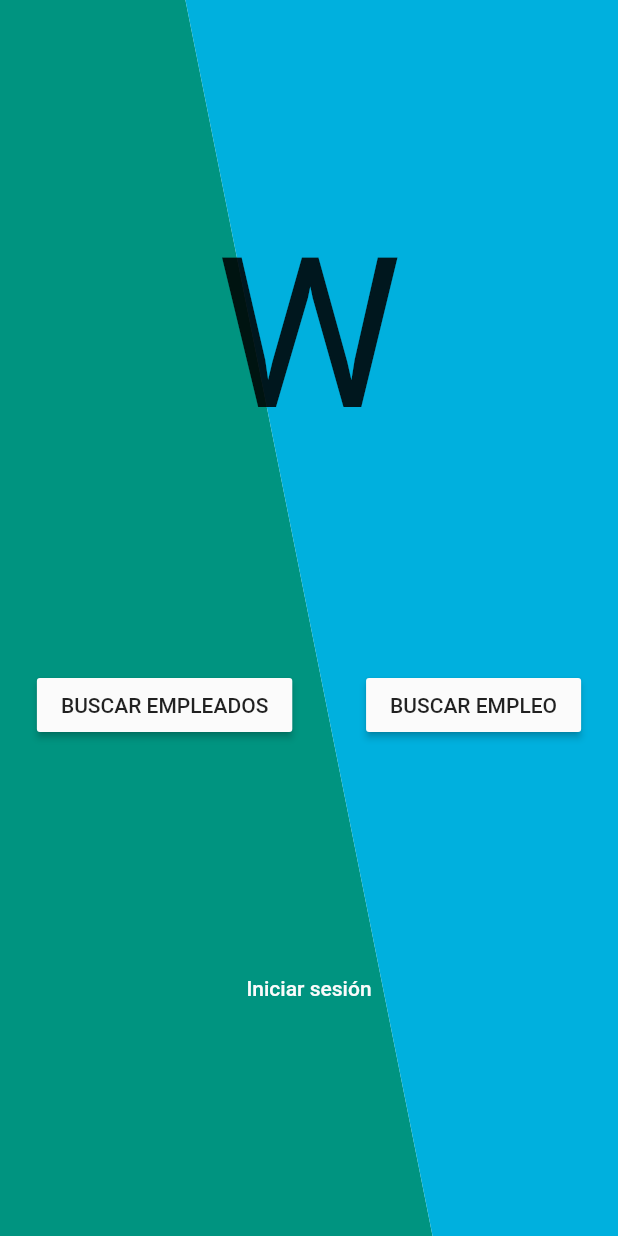
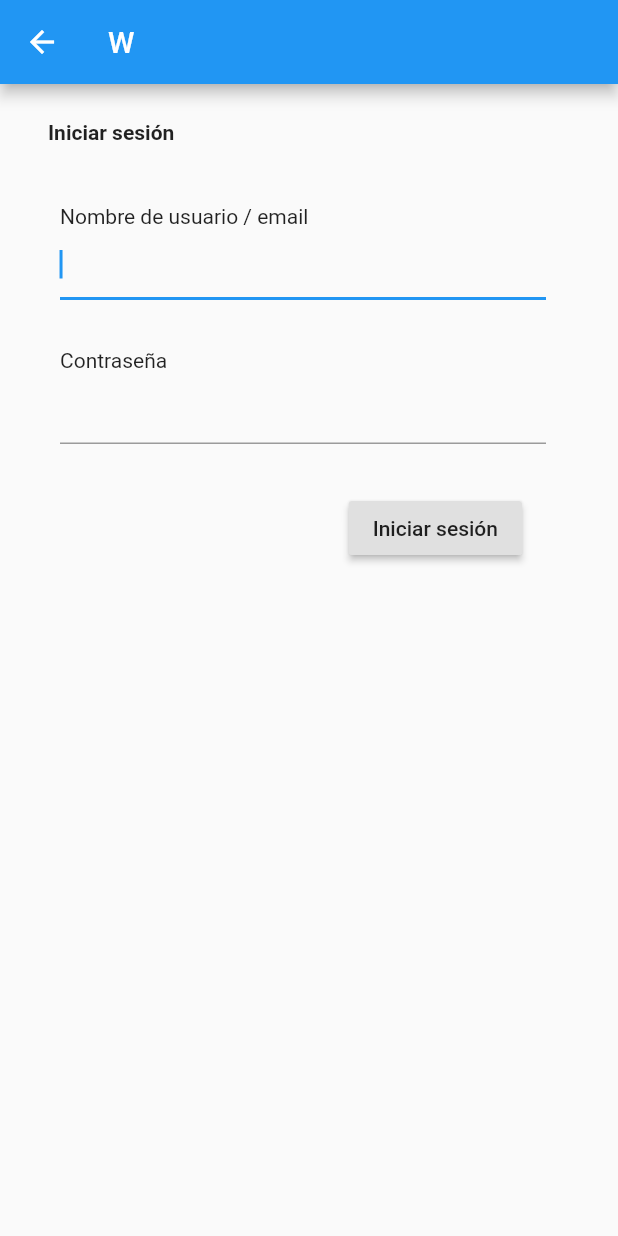
Before and after one commit to EmmanuelMess/WorKeenApp, a Flutter app: the screen it shows after launch, after a tap on "Iniciar sesión", on a phone screen of 412 x 824 dp. Run offline on Flutter 3.47's test engine with Material 2 defaults, Android fonts, the phone set to English and light mode, and no system bars.

Commit message:
Added signin screen

```diff
--- a/lib/business/business_filter.dart
+++ b/lib/business/business_filter.dart
@@ -1,6 +1,7 @@
 import 'package:flutter/material.dart';
 import 'package:flutter/services.dart';
 import 'package:workeen/business/business_search.dart';
+import 'package:workeen/utils/widget_utils.dart';
 
 class _BusinessFilterPeopleState extends State<BusinessFilterPeopleScreen> {
   final List<String> _sexes = ['Indiferente', 'Hombre', 'Mujer'];
@@ -37,19 +38,6 @@ class _BusinessFilterPeopleState extends State<BusinessFilterPeopleScreen> {
     super.dispose();
   }
 
-  Widget _showField(String title, Widget child) {
-    return Container(
-      padding: EdgeInsets.symmetric(vertical: 16),
-      child: Column(
-        crossAxisAlignment: CrossAxisAlignment.start,
-        children: [
-          Text(title),
-          child,
-        ],
-      ),
-    );
-  }
-
   Widget _showFilter() {
     return Container(
       padding: EdgeInsets.fromLTRB(24, 24, 32, 24),
@@ -58,7 +46,7 @@ class _BusinessFilterPeopleState extends State<BusinessFilterPeopleScreen> {
         child: Column(
           crossAxisAlignment: CrossAxisAlignment.end,
           children: [
-            _showField(
+            WidgetUtils.showField(
               "Especialidad",
               TextFormField(
                 focusNode: specialtyFocusNode,
@@ -74,7 +62,7 @@ class _BusinessFilterPeopleState extends State<BusinessFilterPeopleScreen> {
                 onEditingComplete: () => FocusScope.of(context).requestFocus(searchFocusNode),
               ),
             ),
-            _showField(
+            WidgetUtils.showField(
               "Años de experiencia",
               RangeSlider(
                 values: RangeValues(_expirienceMinSelected.toDouble(), _expirienceMaxSelected.toDouble()),
@@ -90,7 +78,7 @@ class _BusinessFilterPeopleState extends State<BusinessFilterPeopleScreen> {
                 },
               ),
             ),
-            _showField(
+            WidgetUtils.showField(
               "Edad",
               RangeSlider(
                 values: RangeValues(_ageMinSelected.toDouble(), _ageMaxSelected.toDouble()),
@@ -109,7 +97,7 @@ class _BusinessFilterPeopleState extends State<BusinessFilterPeopleScreen> {
             Row(
               mainAxisAlignment: MainAxisAlignment.spaceAround,
               children: [
-                _showField(
+                WidgetUtils.showField(
                   "Sexo",
                   DropdownButton<int>(
                     value: _selectedSex,
@@ -122,7 +110,7 @@ class _BusinessFilterPeopleState extends State<BusinessFilterPeopleScreen> {
                     onChanged: (elem) => setState(() => _selectedSex = elem),
                   ),
                 ),
-                _showField(
+                WidgetUtils.showField(
                   "Genero",
                   DropdownButton<int>(
                     value: _selectedGender,
--- a/lib/main.dart
+++ b/lib/main.dart
@@ -2,6 +2,7 @@ import 'package:flutter/material.dart';
 import 'package:workeen/business/business_filter.dart';
 
 import 'package:workeen/business/business_search.dart';
+import 'package:workeen/signin.dart';
 
 void main() => runApp(MyApp());
 
@@ -16,6 +17,7 @@ class MyApp extends StatelessWidget {
       routes: {
         BusinessFilterPeopleScreen.routeName: (context) => BusinessFilterPeopleScreen(),
         BusinessSearchPeopleScreen.routeName: (context) => BusinessSearchPeopleScreen(),
+        SignInScreen.routeName: (context) => SignInScreen(),
       },
       home: IntroPage(title: 'Pagina principal'),
     );
@@ -71,7 +73,7 @@ class _IntroPageState extends State<IntroPage> {
                     child: Text("Iniciar sesión"),
                     textColor: Color.fromARGB(255, 251, 251, 251),
                     onPressed: () {
-
+                      Navigator.pushNamed(context, SignInScreen.routeName);
                     },
                   ),
                 ),
--- /dev/null
+++ b/lib/signin.dart
@@ -0,0 +1,134 @@
+import 'package:flutter/material.dart';
+import 'package:flutter/services.dart';
+import 'package:workeen/business/business_search.dart';
+import 'package:workeen/utils/widget_utils.dart';
+
+class _SignInState extends State<SignInScreen> {
+  final List<String> _sexes = ['Indiferente', 'Hombre', 'Mujer'];
+  final _formKey = GlobalKey<FormState>();
+
+  FocusNode usernameFocusNode;
+  FocusNode passwordFocusNode;
+
+  final usernameController = TextEditingController();
+  final passwordController = TextEditingController();
+
+  @override
+  void initState() {
+    super.initState();
+
+    usernameFocusNode = FocusNode();
+    passwordFocusNode = FocusNode();
+  }
+
+  @override
+  void dispose() {
+    usernameFocusNode.dispose();
+    passwordFocusNode.dispose();
+
+    usernameController.dispose();
+    passwordController.dispose();
+
+    super.dispose();
+  }
+
+  Widget _showFilter() {
+    return Container(
+      padding: EdgeInsets.fromLTRB(24, 24, 32, 24),
+      child: Form(
+        key: _formKey,
+        child: Column(
+          crossAxisAlignment: CrossAxisAlignment.end,
+          children: [
+            WidgetUtils.showField(
+              "Nombre de usuario / email",
+              TextFormField(
+                focusNode: usernameFocusNode,
+                autofocus: true,
+                controller: usernameController,
+                validator: (value) {
+                  if (value.isEmpty) {
+                    return 'Ingrese un nombre de usuario';
+                  }
+                  return null;
+                },
+                textInputAction: TextInputAction.next,
+                onEditingComplete: () => FocusScope.of(context).requestFocus(passwordFocusNode),
+              ),
+            ),
+            WidgetUtils.showField(
+              "Contraseña",
+              TextFormField(
+                focusNode: passwordFocusNode,
+                obscureText: true,
+                controller: passwordController,
+                validator: (value) {
+                  if (value.isEmpty) {
+                    return 'Ingrese una contraseña';
+                  }
+                  return null;
+                },
+                textInputAction: TextInputAction.done,
+                onEditingComplete: () {
+
+                },
+              ),
+            ),
+            Padding(
+              padding: EdgeInsets.all(16),
+              child: RaisedButton(
+                focusNode: passwordFocusNode,
+                child: Text('Iniciar sesión'),
+                focusColor: ThemeData.light().primaryColor,
+                onPressed: () {
+                  if (_formKey.currentState.validate()) {
+
+                  }
+                },
+              ),
+            ),
+          ],
+        ),
+      ),
+    );
+  }
+
+  @override
+  Widget build(BuildContext context) {
+    return Scaffold(
+      appBar: AppBar(
+        title: Text("W"),
+      ),
+      body: Container(
+        padding: EdgeInsets.only(left: 16, right: 16),
+        child: SingleChildScrollView(child: Column(
+          mainAxisAlignment: MainAxisAlignment.spaceEvenly,
+          crossAxisAlignment: CrossAxisAlignment.start,
+          children: [
+            Container(
+                padding: EdgeInsets.only(left: 16, top: 24, right: 16),
+                child: Text(
+                  "Iniciar sesión",
+                  style: TextStyle(
+                    fontWeight: FontWeight.bold,
+                  ),
+                )
+            ),
+            _showFilter(),
+          ],
+        )),
+      ),
+    );
+  }
+}
+
+class SignInScreen extends StatefulWidget {
+  SignInScreen({Key key, this.title}) : super(key: key);
+
+  static const String routeName = "/signInRoute";
+
+  final String title;
+
+  @override
+  _SignInState createState() => new _SignInState();
+}
--- /dev/null
+++ b/lib/utils/widget_utils.dart
@@ -0,0 +1,16 @@
+import 'package:flutter/widgets.dart';
+
+class WidgetUtils {
+  static Widget showField(String title, Widget child) {
+    return Container(
+      padding: EdgeInsets.symmetric(vertical: 16),
+      child: Column(
+        crossAxisAlignment: CrossAxisAlignment.start,
+        children: [
+          Text(title),
+          child,
+        ],
+      ),
+    );
+  }
+}
```
